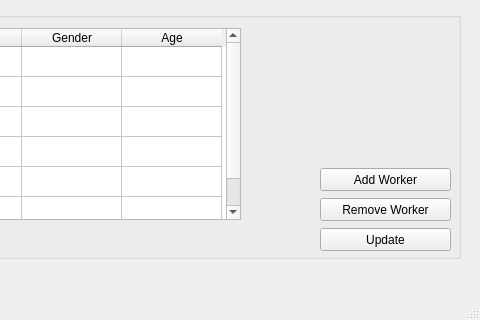
Qt form ViewProject.ui (msaadg/NGOConnect) before a commit; both pictures show x 320 to 800 and y 322 to 642 of the 800 by 642 pixel window.
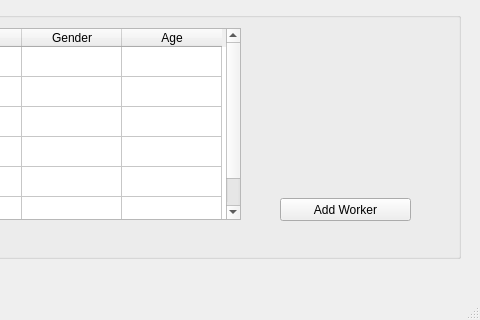
The same form after that commit.

Patch:
```diff
--- a/ViewProject.ui
+++ b/ViewProject.ui
@@ -191,40 +191,14 @@
     <widget class="QPushButton" name="addWorkerBtn">
      <property name="geometry">
       <rect>
-       <x>620</x>
-       <y>170</y>
-       <width>131</width>
-       <height>23</height>
-      </rect>
-     </property>
-     <property name="text">
-      <string>Add Worker</string>
-     </property>
-    </widget>
-    <widget class="QPushButton" name="removeWorkerBtn">
-     <property name="geometry">
-      <rect>
-       <x>620</x>
+       <x>580</x>
        <y>200</y>
        <width>131</width>
        <height>23</height>
       </rect>
      </property>
      <property name="text">
-      <string>Remove Worker</string>
-     </property>
-    </widget>
-    <widget class="QPushButton" name="updateBtn">
-     <property name="geometry">
-      <rect>
-       <x>620</x>
-       <y>230</y>
-       <width>131</width>
-       <height>23</height>
-      </rect>
-     </property>
-     <property name="text">
-      <string>Update</string>
+      <string>Add Worker</string>
      </property>
     </widget>
    </widget>
```
Left out of the diff: 2 changed lines with no effect on the pictures.
